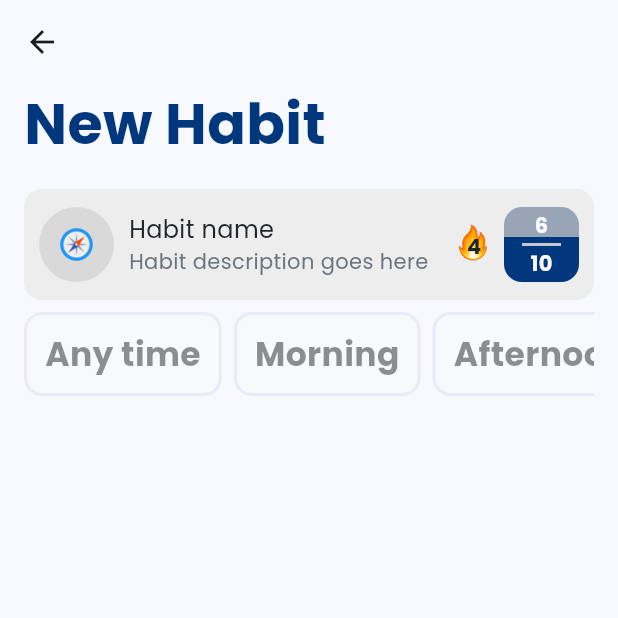
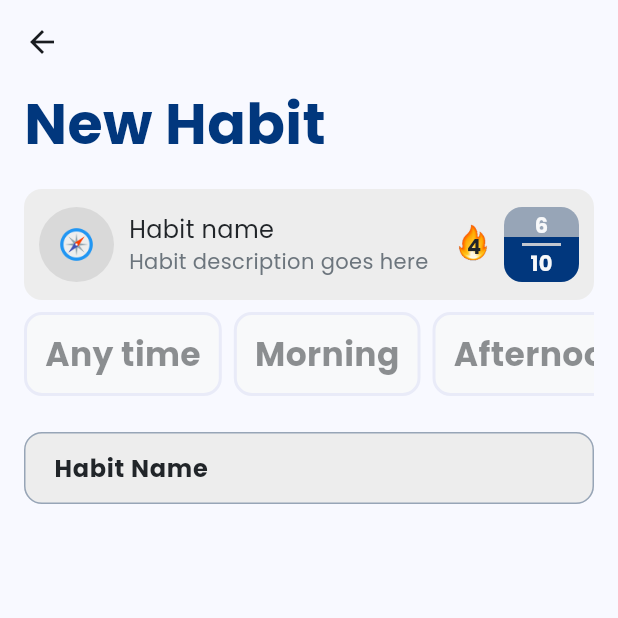
Before and after one commit to ashellz/habitt_v2, a Flutter app: the AddHabitPage screen opened directly, on a phone screen of 412 x 824 dp, the top half of it. Run offline on Flutter 3.47's test engine with Material 3 defaults, Android fonts, the phone set to English and light mode, and no system bars; our stand-ins replace flutter_svg; generated files the repository leaves out were written again.

Commit message:
custom text field, habit name

```diff
--- a/lib/l10n/app_en.arb
+++ b/lib/l10n/app_en.arb
@@ -13,5 +13,6 @@
     "completed": "Completed",
     "notCompleted": "Not completed",
     "selected": "Selected",
-    "newHabit": "New Habit"
+    "newHabit": "New Habit",
+    "habitName": "Habit Name"
 }
--- a/lib/pages/other_pages/add_habit_page.dart
+++ b/lib/pages/other_pages/add_habit_page.dart
@@ -1,4 +1,5 @@
 import 'package:flutter/material.dart';
+import 'package:flutter/services.dart';
 import 'package:habitt/pages/main_pages/habits_page.dart';
 import 'package:habitt/providers/color_provider.dart';
 import 'package:habitt/widgets/habits_page/categories/categories_list.dart';
@@ -14,7 +15,7 @@ class AddHabitPage extends StatelessWidget {
     final localizations = AppLocalizations.of(context)!;
 
     return Scaffold(
-      appBar: AppBar(),
+      appBar: AppBar(backgroundColor: Colors.transparent),
       body: Padding(
         padding: const EdgeInsets.symmetric(horizontal: 16.0),
         child: ListView(
@@ -34,9 +35,93 @@ class AddHabitPage extends StatelessWidget {
               standardColor: true,
               habitsCount: false,
             ),
+            CustomTextField(
+              title: localizations.habitName,
+              controller: TextEditingController(),
+            ),
           ],
         ),
       ),
     );
   }
 }
+
+class CustomTextField extends StatelessWidget {
+  const CustomTextField({
+    super.key,
+    required this.title,
+    required this.controller,
+    this.maxTextLength = 9999,
+  });
+
+  final String title;
+  final TextEditingController controller;
+  final int maxTextLength;
+
+  @override
+  Widget build(BuildContext context) {
+    final ColorProvider colorProvider = context.watch<ColorProvider>();
+
+    return Padding(
+      padding: EdgeInsets.only(top: 24),
+      child: TextFormField(
+        textInputAction: TextInputAction.done,
+        keyboardAppearance:
+            Theme.of(context).brightness == Brightness.dark
+                ? Brightness.dark
+                : Brightness.light,
+        inputFormatters: [LengthLimitingTextInputFormatter(maxTextLength)],
+        cursorColor: colorProvider.textColor,
+        cursorWidth: 1.0,
+        cursorHeight: 20.0,
+        cursorRadius: const Radius.circular(12.0),
+        cursorOpacityAnimates: true,
+        enableInteractiveSelection: true,
+
+        // Main input text style
+        style: TextStyle(color: colorProvider.textColor, fontSize: 14),
+
+        // Decoration
+        decoration: InputDecoration(
+          // Borders
+          border: OutlineInputBorder(
+            borderRadius: BorderRadius.all(Radius.circular(12.0)),
+            borderSide: BorderSide(
+              color: colorProvider.colorScheme.strokeColor,
+            ),
+          ),
+          focusedBorder: OutlineInputBorder(
+            borderRadius: BorderRadius.circular(12.0),
+            borderSide: BorderSide(
+              color: colorProvider.colorScheme.strokeColor,
+            ),
+          ),
+          enabledBorder: OutlineInputBorder(
+            borderRadius: BorderRadius.all(Radius.circular(12.0)),
+            borderSide: BorderSide(
+              color: colorProvider.colorScheme.strokeColor,
+            ),
+          ),
+
+          // Fill color
+          filled: true,
+          fillColor: colorProvider.standardColor,
+
+          // Content padding
+          contentPadding: const EdgeInsets.symmetric(
+            vertical: 12,
+            horizontal: 16,
+          ),
+
+          //Label (Title)
+          labelStyle: TextStyle(
+            fontSize: 16.0,
+            fontWeight: FontWeight.bold,
+            color: colorProvider.textColor,
+          ),
+          labelText: title,
+        ),
+      ),
+    );
+  }
+}
--- a/pubspec.yaml
+++ b/pubspec.yaml
@@ -36,6 +36,7 @@ dependencies:
     sdk: flutter
   intl: ^0.19.0
   provider: ^6.1.2
+  flutter_spinbox: ^0.13.1
 
 dev_dependencies:
   flutter_test:
```
Also changed, not shown: pubspec.lock.
